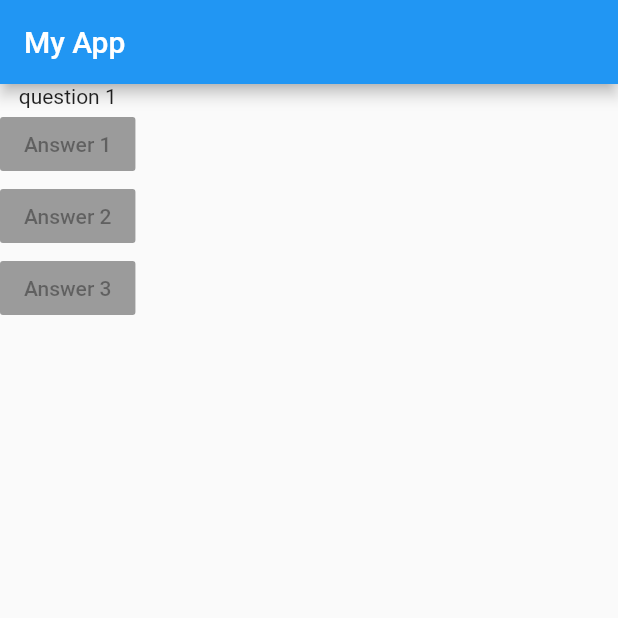
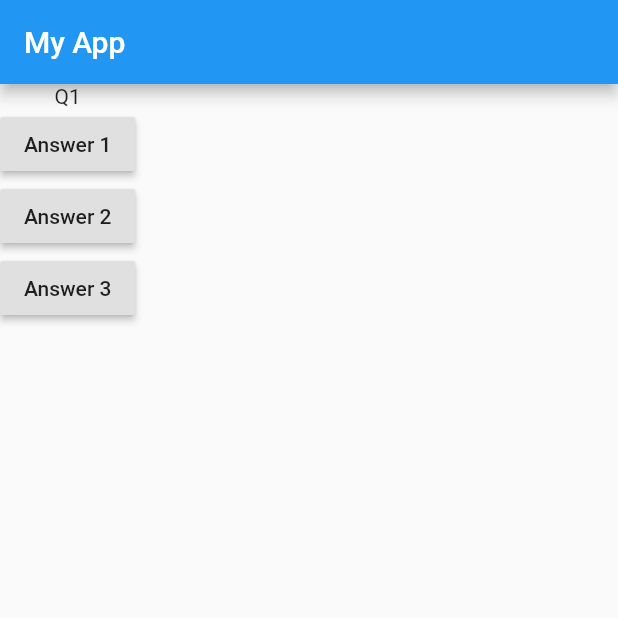
Before and after one commit to l-Shane-l/Flutter_Practice, a Flutter app: the screen it shows after launch, on a phone screen of 412 x 824 dp, the top half of it. Run offline on Flutter 3.47's test engine with Material 2 defaults, Android fonts, the phone set to English and light mode, and no system bars.

```diff
--- a/lib/main.dart
+++ b/lib/main.dart
@@ -6,17 +6,33 @@ import 'package:flutter/material.dart';
 
 void main() => runApp(MyApp());
 
-class MyApp extends StatelessWidget {
+class MyApp extends StatefulWidget {
+  @override
+  State<StatefulWidget> createState(){
+    return MyAppState();
+  }
+}
+class MyAppState extends State<MyApp> {
+  var questionIndex = 0;
+  void questionAnswer(){
+    setState(() { // needed to update interface, higher order funciton?
+      questionIndex = questionIndex + 1;
+    });
+
+
+  }
   @override
   Widget build(BuildContext context){
-    var question = ['Q1', 'Q2', 'Q3'];
+    var questions = ['Q1', 'Q2', 'Q3'];
     return MaterialApp(home: Scaffold(
       appBar: AppBar(title: Text('My App'),),
       body: Column(children: <Widget>[
-        Text('question 1'),
-        RaisedButton(child: Text('Answer 1'), onPressed: null),
-        RaisedButton(child: Text('Answer 2'), onPressed: null),
-        RaisedButton(child: Text('Answer 3'), onPressed: null),
+        Text(questions[questionIndex]),
+        RaisedButton(child: Text('Answer 1'), onPressed: questionAnswer), // pointer to function not called
+        RaisedButton(child: Text('Answer 2'), onPressed: () => print('answer 2')), // anomous function lambda
+        RaisedButton(child: Text('Answer 3'), onPressed: () { // break our syntex of the same, adding () at the end would implement the function on creation
+          print('answer 3');
+        }),
 
       ],),
     ),);
```
